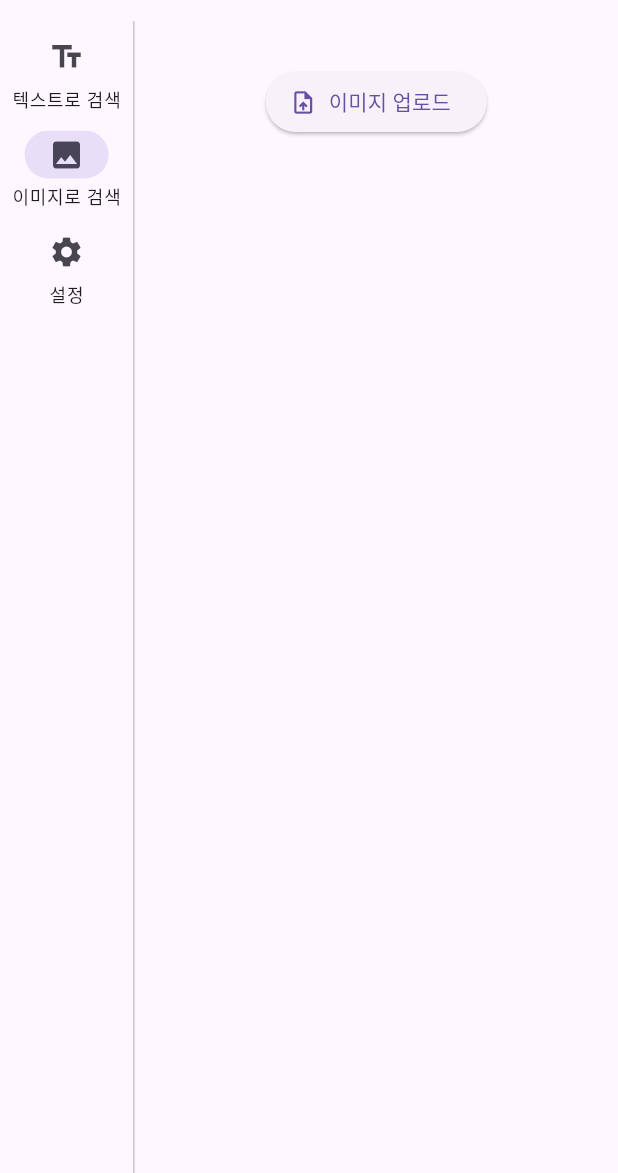
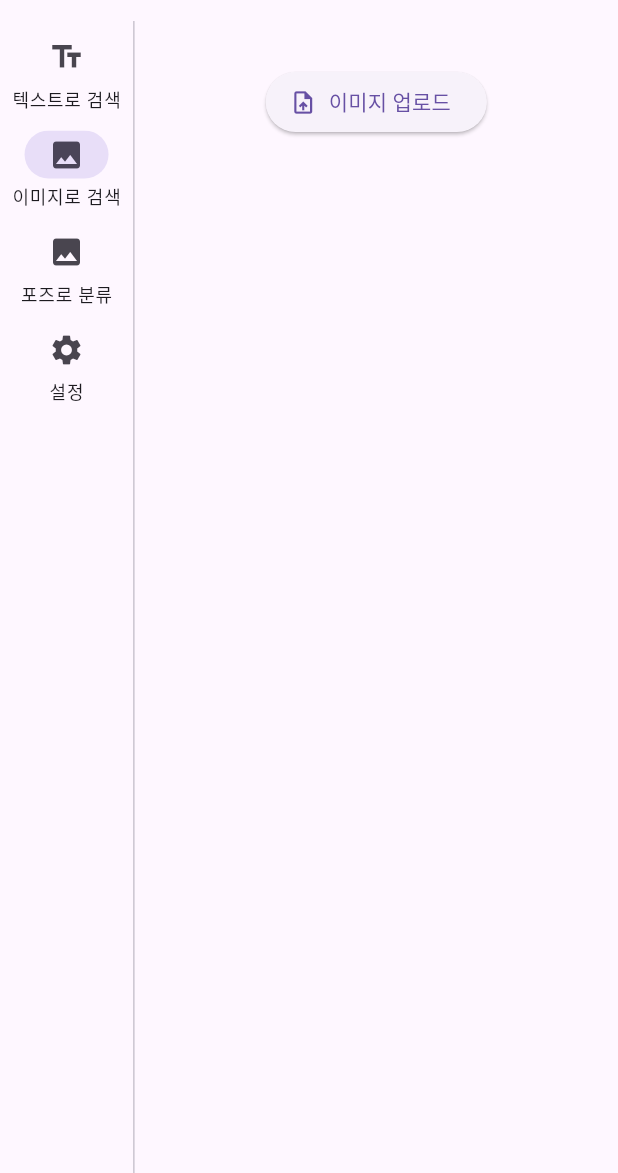
Before and after one commit to MrDos89/pickpic_project_client, a Flutter app: the HomePage screen opened directly with empty values, after a tap on "이미지로 검색", on a phone screen of 412 x 824 dp, the part 63-1236 px from its top. Run offline on Flutter 3.47's test engine with Material 3 defaults, Android fonts, the phone set to English and light mode, and no system bars; our stand-ins replace flutter_image_compress, permission_handler, speech_to_text; missing offline and left inert: photo_manager_example.

Commit message:
[도형] 포즈로 분류 기능 복구 및 그리드 변경 후 스크롤 기능 안되는 부분 수정 중

```diff
--- a/lib/components/gallery_image_grid.dart
+++ b/lib/components/gallery_image_grid.dart
@@ -1,16 +1,16 @@
-// lib/components/GalleryImageGrid.dart (수정됨)
 import 'package:flutter/material.dart';
 import 'package:photo_manager/photo_manager.dart';
 import 'dart:typed_data';
-import 'package:pickpic_project_client/components/image_uploader.dart'; // ✅ 추가된 기능 사용
+import 'package:pickpic_project_client/components/image_uploader.dart';
 
 class GalleryImageGrid extends StatefulWidget {
-  final List<String>? filterUuidList; // ✅ 서버 UUID 리스트로 필터링할 경우 전달
-  final int crossAxisCount; // ✅ 추가
+  final List<String>? filterUuidList;
+  final int crossAxisCount;
+
   const GalleryImageGrid({
     super.key,
     this.filterUuidList,
-    this.crossAxisCount = 3, // 기본값 3
+    this.crossAxisCount = 3,
   });
 
   @override
@@ -25,7 +25,6 @@ class _GalleryImageGridState extends State<GalleryImageGrid> {
   final int _pageSize = 30;
   bool _isLoading = false;
   bool _hasMore = true;
-
   bool _hasRequestedPermission = false;
 
   @override
@@ -35,32 +34,48 @@ class _GalleryImageGridState extends State<GalleryImageGrid> {
     _scrollController.addListener(_onScroll);
   }
 
+  @override
+  void didUpdateWidget(covariant GalleryImageGrid oldWidget) {
+    super.didUpdateWidget(oldWidget);
+    if (oldWidget.crossAxisCount != widget.crossAxisCount && widget.filterUuidList == null) {
+      _resetAndReload();
+    }
+  }
+
+  void _resetAndReload() {
+    setState(() {
+      _images.clear();
+      _page = 0;
+      _hasMore = true;
+      _isLoading = false;
+    });
+    _loadMore();
+  }
+
   Future<void> _requestPermissionAndLoad() async {
     if (_hasRequestedPermission) return;
     _hasRequestedPermission = true;
 
     final result = await PhotoManager.requestPermissionExtend();
-    debugPrint("🔍 요청 결과: \${result.isAuth}, details: \$result");
+    debugPrint("🔍 권한 요청 결과: ${result.isAuth}");
 
     if (result.isAuth) {
-      await ImageUploader.prepareAllImages(); // ✅ 전체 UUID-Asset 매핑 준비
+      await ImageUploader.prepareAllImages();
 
       if (widget.filterUuidList != null) {
-        // ✅ 서버 UUID 기준 필터링 모드
         final filteredAssets = ImageUploader.filterAssetsByUuidList(widget.filterUuidList!);
         setState(() {
           _images = filteredAssets;
           _hasMore = false;
         });
       } else {
-        // ✅ 일반 무한 스크롤 모드
         final albums = await PhotoManager.getAssetPathList(
           type: RequestType.image,
           onlyAll: true,
         );
 
         if (albums.isEmpty) {
-          debugPrint("📂 앨범 없음. 권한은 있으나 불러올 이미지 없음");
+          debugPrint("📂 앨범 없음");
           return;
         }
 
@@ -68,19 +83,26 @@ class _GalleryImageGridState extends State<GalleryImageGrid> {
         _loadMore();
       }
     } else {
-      debugPrint("⚠️ 권한이 실제로 없음 또는 잘못된 판단 → 설정 페이지 이동");
+      debugPrint("⚠️ 권한 없음 → 설정으로 이동");
       PhotoManager.openSetting();
     }
   }
 
   void _onScroll() {
-    if (_scrollController.position.pixels >= _scrollController.position.maxScrollExtent - 100 && !_isLoading && _hasMore) {
+    final maxScroll = _scrollController.position.maxScrollExtent;
+    final current = _scrollController.position.pixels;
+    if (current >= maxScroll - 100 && !_isLoading && _hasMore) {
+      debugPrint("🚀 스크롤 끝 근처 → 로드 추가");
       _loadMore();
     }
   }
 
   void _loadMore() async {
+    if (_isLoading || !_hasMore) return;
+
     setState(() => _isLoading = true);
+    debugPrint("📦 [_loadMore] page $_page");
+
     final newAssets = await _path.getAssetListPaged(page: _page, size: _pageSize);
     setState(() {
       _images.addAll(newAssets);
@@ -100,8 +122,11 @@ class _GalleryImageGridState extends State<GalleryImageGrid> {
   Widget build(BuildContext context) {
     return GridView.builder(
       controller: _scrollController,
+      padding: const EdgeInsets.all(8),
       gridDelegate: SliverGridDelegateWithFixedCrossAxisCount(
         crossAxisCount: widget.crossAxisCount,
+        crossAxisSpacing: 8,
+        mainAxisSpacing: 8,
       ),
       itemCount: _images.length + (_isLoading ? 1 : 0),
       itemBuilder: (context, index) {
--- a/lib/main_app.dart
+++ b/lib/main_app.dart
@@ -122,9 +122,9 @@ class _HomePageState extends State<HomePage> {
     pages = [
       TextSearchPage(crossAxisCount: widget.gridColumnCount),
       ImageSearchPage(crossAxisCount: widget.gridColumnCount),
+      PoseSearchPage(crossAxisCount: widget.gridColumnCount),
       VoiceSearchPage(crossAxisCount: widget.gridColumnCount),
       DrawSearchPage(crossAxisCount: widget.gridColumnCount),
-      PoseSearchPage(crossAxisCount: widget.gridColumnCount),
       Container(),
     ];
 
@@ -149,6 +149,10 @@ class _HomePageState extends State<HomePage> {
                 icon: Icon(Icons.image),
                 label: Text('이미지로 검색'),
               ),
+              NavigationRailDestination(
+                icon: Icon(Icons.image),
+                label: Text('포즈로 분류'),
+              ),
               // ...
               NavigationRailDestination(
                 icon: Icon(Icons.settings),
@@ -158,7 +162,7 @@ class _HomePageState extends State<HomePage> {
           ),
           const VerticalDivider(thickness: 1, width: 1),
           Expanded(
-            child: selectedIndex == 2
+            child: selectedIndex == 3
                 ? SettingsPage(
               toggleTheme: widget.toggleTheme,
               themeMode: widget.themeMode,
```
